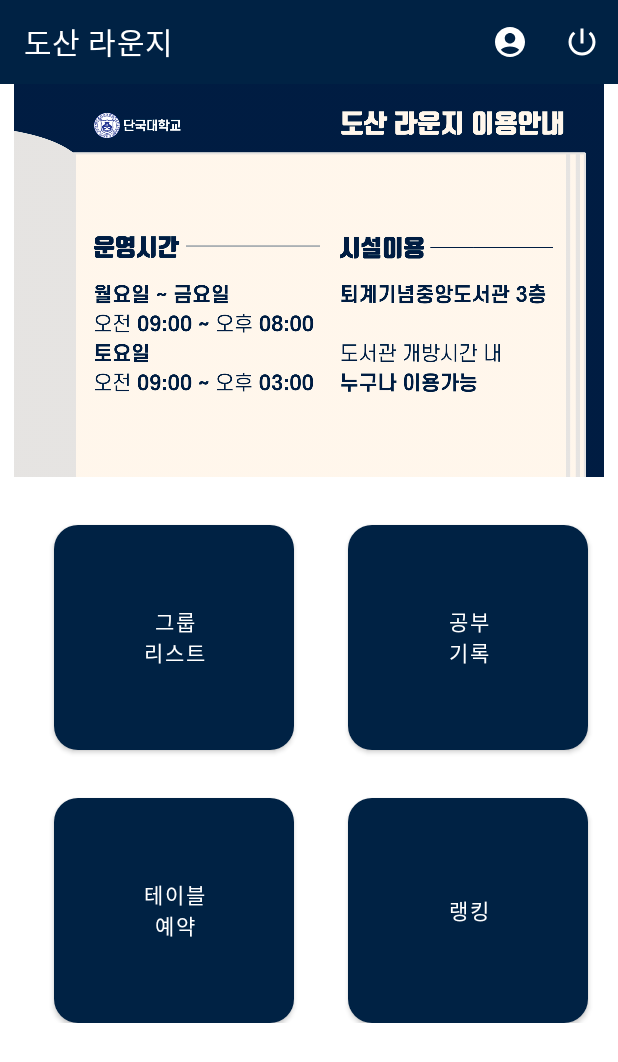
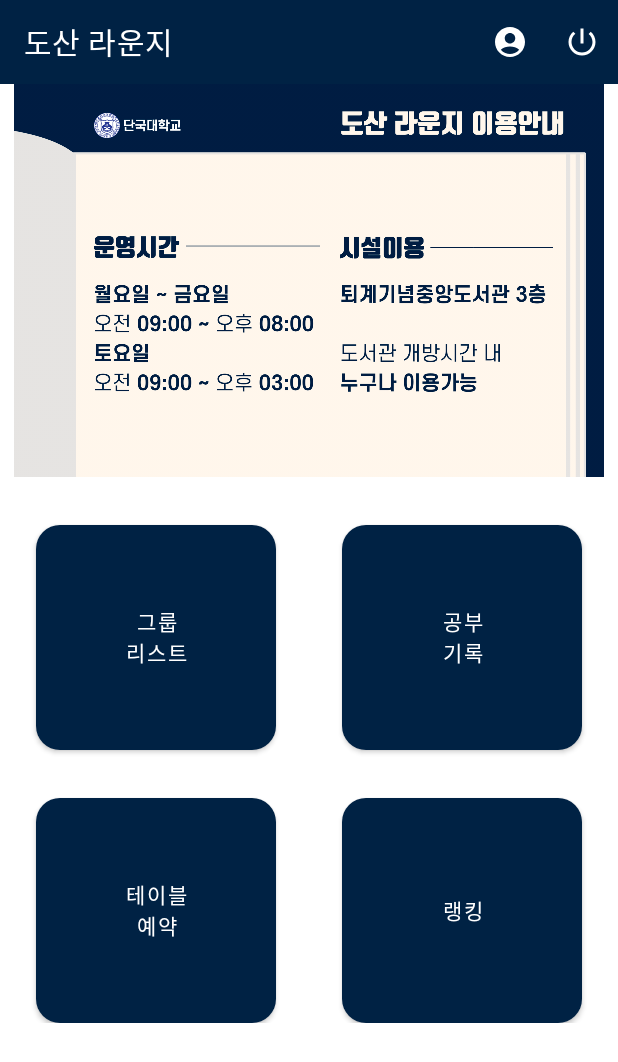
Before and after one commit to kimyeonhong00/dorazy, an Android app: the screen it shows after launch once a user with an empty profile is signed in (MainActivity), on a phone screen of 412 x 824 dp. Shown: the top 1062 px of the screen. Run offline under Robolectric (Android 15) with nearby library versions, the phone set to English and light mode, and no system bars; our stand-ins replace Firebase (no records; nobody signed in at launch, a user with empty details on screens opened directly).

Commit message:
Update activity_main.xml

```diff
--- a/app/src/main/res/layout/activity_main.xml
+++ b/app/src/main/res/layout/activity_main.xml
@@ -21,8 +21,7 @@
             app:layout_constraintEnd_toEndOf="parent"
             app:layout_constraintStart_toStartOf="parent"
             app:layout_constraintTop_toTopOf="parent"
-            app:titleTextColor="@color/white" >
-        </androidx.appcompat.widget.Toolbar>
+            app:titleTextColor="@color/white"></androidx.appcompat.widget.Toolbar>
 
         <ScrollView
             android:id="@+id/scrollView3"
@@ -47,19 +46,18 @@
                     android:layout_height="262dp"
                     app:layout_constraintEnd_toEndOf="parent"
                     app:layout_constraintStart_toStartOf="parent"
+                    app:layout_constraintTop_toTopOf="parent"
                     tools:ignore="MissingConstraints" />
 
                 <Button
                     android:id="@+id/groupList"
                     android:layout_width="160dp"
                     android:layout_height="150dp"
-                    android:layout_marginStart="16dp"
+                    android:layout_marginStart="24dp"
                     android:layout_marginTop="32dp"
-                    android:layout_marginEnd="16dp"
                     android:background="@drawable/radius"
                     android:text="그룹\n리스트"
                     android:textColor="@color/white"
-                    app:layout_constraintEnd_toStartOf="@+id/recordbutton"
                     app:layout_constraintStart_toStartOf="parent"
                     app:layout_constraintTop_toBottomOf="@+id/pager" />
 
@@ -67,13 +65,11 @@
                     android:id="@+id/bookingbutton"
                     android:layout_width="160dp"
                     android:layout_height="150dp"
-                    android:layout_marginStart="16dp"
+                    android:layout_marginStart="24dp"
                     android:layout_marginTop="32dp"
-                    android:layout_marginEnd="16dp"
                     android:background="@drawable/radius"
                     android:text="테이블\n예약"
                     android:textColor="@color/white"
-                    app:layout_constraintEnd_toStartOf="@+id/rankingbutton"
                     app:layout_constraintStart_toStartOf="parent"
                     app:layout_constraintTop_toBottomOf="@+id/groupList" />
 
@@ -82,7 +78,7 @@
                     android:layout_width="160dp"
                     android:layout_height="150dp"
                     android:layout_marginTop="32dp"
-                    android:layout_marginEnd="20dp"
+                    android:layout_marginEnd="24dp"
                     android:background="@drawable/radius"
                     android:text="랭킹"
                     android:textColor="@color/white"
@@ -94,7 +90,7 @@
                     android:layout_width="160dp"
                     android:layout_height="150dp"
                     android:layout_marginTop="32dp"
-                    android:layout_marginEnd="20dp"
+                    android:layout_marginEnd="24dp"
                     android:background="@drawable/radius"
                     android:text="공부\n기록"
                     android:textColor="@color/white"
```
